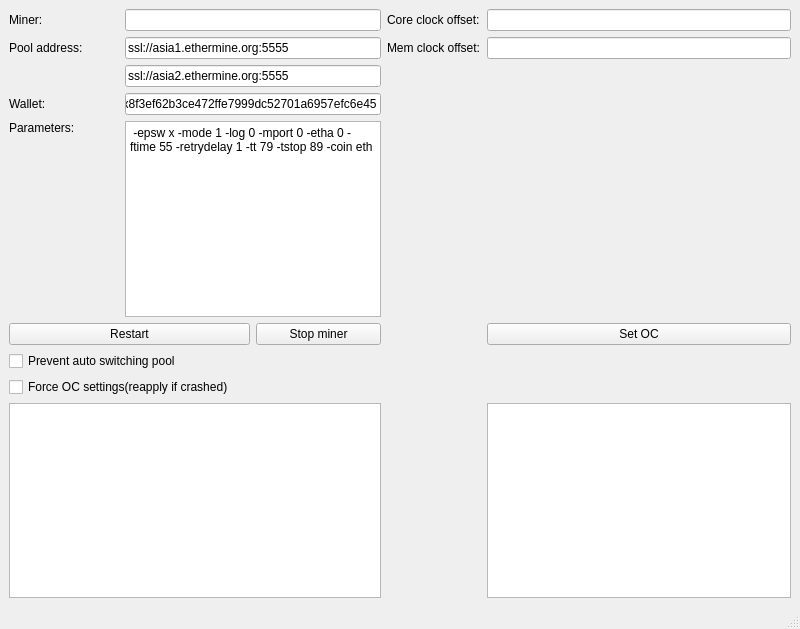
Before: the Qt Designer form MinerMan/mainwindow.ui in kimphg/SmartGear, drawn with Qt 5.
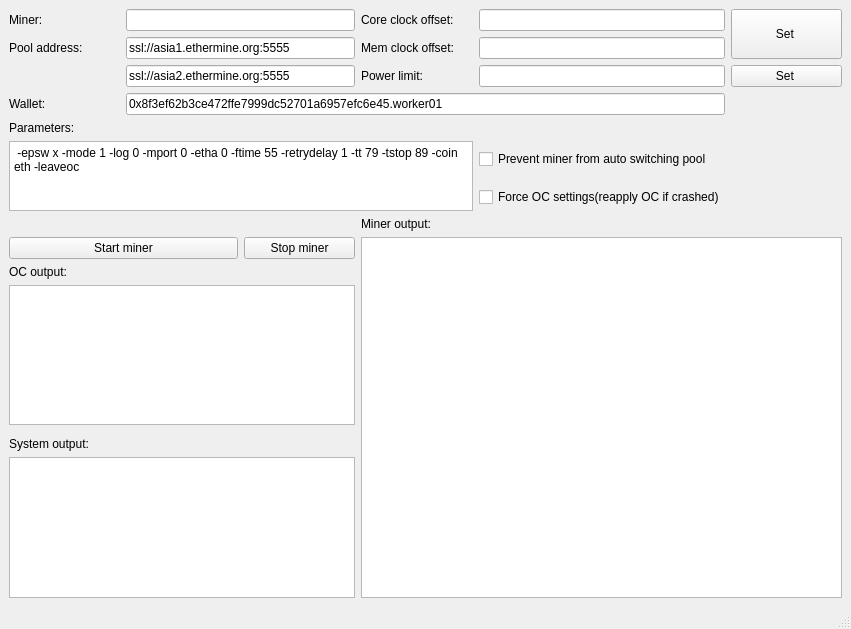
After: the same form once the commit is applied.

What changed in the file:
```diff
--- a/MinerMan/mainwindow.ui
+++ b/MinerMan/mainwindow.ui
@@ -6,7 +6,7 @@
    <rect>
     <x>0</x>
     <y>0</y>
-    <width>800</width>
+    <width>851</width>
     <height>629</height>
    </rect>
   </property>
@@ -15,61 +15,6 @@
   </property>
   <widget class="QWidget" name="centralwidget">
    <layout class="QGridLayout" name="gridLayout">
-    <item row="0" column="0">
-     <widget class="QLabel" name="label_4">
-      <property name="text">
-       <string>Miner:</string>
-      </property>
-     </widget>
-    </item>
-    <item row="5" column="0" colspan="2">
-     <widget class="QPushButton" name="pushButton">
-      <property name="text">
-       <string>Restart</string>
-      </property>
-     </widget>
-    </item>
-    <item row="6" column="0" colspan="3">
-     <widget class="QCheckBox" name="checkBox">
-      <property name="text">
-       <string>Prevent auto switching pool</string>
-      </property>
-     </widget>
-    </item>
-    <item row="7" column="0" colspan="2">
-     <widget class="QCheckBox" name="checkBox_2">
-      <property name="text">
-       <string>Force OC settings(reapply if crashed)</string>
-      </property>
-     </widget>
-    </item>
-    <item row="8" column="0" colspan="3">
-     <widget class="QPlainTextEdit" name="plainTextEdit"/>
-    </item>
-    <item row="0" column="4">
-     <widget class="QLineEdit" name="lineEdit_core"/>
-    </item>
-    <item row="5" column="2">
-     <widget class="QPushButton" name="pushButton_2">
-      <property name="text">
-       <string>Stop miner</string>
-      </property>
-     </widget>
-    </item>
-    <item row="1" column="3">
-     <widget class="QLabel" name="label_2">
-      <property name="text">
-       <string>Mem clock offset:</string>
-      </property>
-     </widget>
-    </item>
-    <item row="5" column="4">
-     <widget class="QPushButton" name="pushButton_oc">
-      <property name="text">
-       <string>Set OC</string>
-      </property>
-     </widget>
-    </item>
     <item row="0" column="3">
      <widget class="QLabel" name="label">
       <property name="text">
@@ -77,36 +22,6 @@
       </property>
      </widget>
     </item>
-    <item row="1" column="4">
-     <widget class="QLineEdit" name="lineEdit_mem"/>
-    </item>
-    <item row="8" column="4">
-     <widget class="QPlainTextEdit" name="plainTextEdit_oc"/>
-    </item>
-    <item row="0" column="1" colspan="2">
-     <widget class="QLineEdit" name="lineEdit_core_2"/>
-    </item>
-    <item row="1" column="0">
-     <widget class="QLabel" name="label_3">
-      <property name="text">
-       <string>Pool address:</string>
-      </property>
-     </widget>
-    </item>
-    <item row="1" column="1" colspan="2">
-     <widget class="QLineEdit" name="lineEdit_pool1">
-      <property name="text">
-       <string>ssl://asia1.ethermine.org:5555</string>
-      </property>
-     </widget>
-    </item>
-    <item row="4" column="1" colspan="2">
-     <widget class="QPlainTextEdit" name="plainTextEdit_params">
-      <property name="plainText">
-       <string> -epsw x -mode 1 -log 0 -mport 0 -etha 0 -ftime 55 -retrydelay 1 -tt 79 -tstop 89 -coin eth</string>
-      </property>
-     </widget>
-    </item>
     <item row="4" column="0" alignment="Qt::AlignTop">
      <widget class="QLabel" name="label_5">
       <property name="text">
@@ -114,17 +29,107 @@
       </property>
      </widget>
     </item>
+    <item row="0" column="5" rowspan="2">
+     <widget class="QPushButton" name="pushButton_oc">
+      <property name="sizePolicy">
+       <sizepolicy hsizetype="Minimum" vsizetype="Preferred">
+        <horstretch>0</horstretch>
+        <verstretch>0</verstretch>
+       </sizepolicy>
+      </property>
+      <property name="text">
+       <string>Set </string>
+      </property>
+     </widget>
+    </item>
+    <item row="1" column="0">
+     <widget class="QLabel" name="label_3">
+      <property name="text">
+       <string>Pool address:</string>
+      </property>
+     </widget>
+    </item>
+    <item row="2" column="5">
+     <widget class="QPushButton" name="pushButton_oc_power">
+      <property name="sizePolicy">
+       <sizepolicy hsizetype="Minimum" vsizetype="Preferred">
+        <horstretch>0</horstretch>
+        <verstretch>0</verstretch>
+       </sizepolicy>
+      </property>
+      <property name="text">
+       <string>Set </string>
+      </property>
+     </widget>
+    </item>
+    <item row="12" column="0">
+     <widget class="QLabel" name="label_10">
+      <property name="text">
+       <string>System output:</string>
+      </property>
+     </widget>
+    </item>
+    <item row="8" column="2">
+     <widget class="QPushButton" name="pushButton_2">
+      <property name="text">
+       <string>Stop miner</string>
+      </property>
+     </widget>
+    </item>
     <item row="2" column="1" colspan="2">
      <widget class="QLineEdit" name="lineEdit_pool2">
+      <property name="sizePolicy">
+       <sizepolicy hsizetype="Preferred" vsizetype="Fixed">
+        <horstretch>0</horstretch>
+        <verstretch>0</verstretch>
+       </sizepolicy>
+      </property>
       <property name="text">
        <string>ssl://asia2.ethermine.org:5555</string>
       </property>
      </widget>
     </item>
-    <item row="3" column="1" colspan="2">
-     <widget class="QLineEdit" name="lineEdit_wallet">
+    <item row="2" column="4">
+     <widget class="QLineEdit" name="lineEdit_mem_2">
+      <property name="sizePolicy">
+       <sizepolicy hsizetype="Minimum" vsizetype="Fixed">
+        <horstretch>0</horstretch>
+        <verstretch>0</verstretch>
+       </sizepolicy>
+      </property>
+     </widget>
+    </item>
+    <item row="1" column="1" colspan="2">
+     <widget class="QLineEdit" name="lineEdit_pool1">
       <property name="text">
-       <string>0x8f3ef62b3ce472ffe7999dc52701a6957efc6e45</string>
+       <string>ssl://asia1.ethermine.org:5555</string>
+      </property>
+     </widget>
+    </item>
+    <item row="0" column="1" colspan="2">
+     <widget class="QLineEdit" name="lineEdit_core_2"/>
+    </item>
+    <item row="9" column="0">
+     <widget class="QLabel" name="label_8">
+      <property name="text">
+       <string>OC output:</string>
+      </property>
+     </widget>
+    </item>
+    <item row="1" column="3">
+     <widget class="QLabel" name="label_2">
+      <property name="text">
+       <string>Mem clock offset:</string>
+      </property>
+     </widget>
+    </item>
+    <item row="0" column="4">
+     <widget class="QLineEdit" name="lineEdit_core">
+      <property name="sizePolicy">
+       <sizepolicy hsizetype="Minimum" vsizetype="Fixed">
+        <horstretch>0</horstretch>
+        <verstretch>0</verstretch>
+       </sizepolicy>
       </property>
      </widget>
     </item>
@@ -135,6 +140,93 @@
       </property>
      </widget>
     </item>
+    <item row="0" column="0">
+     <widget class="QLabel" name="label_4">
+      <property name="text">
+       <string>Miner:</string>
+      </property>
+     </widget>
+    </item>
+    <item row="5" column="4">
+     <widget class="QCheckBox" name="checkBox">
+      <property name="text">
+       <string>Prevent miner from auto switching pool</string>
+      </property>
+     </widget>
+    </item>
+    <item row="3" column="1" colspan="4">
+     <widget class="QLineEdit" name="lineEdit_wallet">
+      <property name="text">
+       <string>0x8f3ef62b3ce472ffe7999dc52701a6957efc6e45.worker01</string>
+      </property>
+     </widget>
+    </item>
+    <item row="2" column="3">
+     <widget class="QLabel" name="label_7">
+      <property name="text">
+       <string>Power limit:</string>
+      </property>
+     </widget>
+    </item>
+    <item row="8" column="0" colspan="2">
+     <widget class="QPushButton" name="pushButton">
+      <property name="text">
+       <string>Start miner</string>
+      </property>
+     </widget>
+    </item>
+    <item row="1" column="4">
+     <widget class="QLineEdit" name="lineEdit_mem">
+      <property name="sizePolicy">
+       <sizepolicy hsizetype="Minimum" vsizetype="Fixed">
+        <horstretch>0</horstretch>
+        <verstretch>0</verstretch>
+       </sizepolicy>
+      </property>
+     </widget>
+    </item>
+    <item row="6" column="4">
+     <widget class="QCheckBox" name="checkBox_2">
+      <property name="text">
+       <string>Force OC settings(reapply OC if crashed)</string>
+      </property>
+     </widget>
+    </item>
+    <item row="5" column="0" rowspan="2" colspan="4">
+     <widget class="QPlainTextEdit" name="plainTextEdit_params">
+      <property name="sizePolicy">
+       <sizepolicy hsizetype="Expanding" vsizetype="Preferred">
+        <horstretch>0</horstretch>
+        <verstretch>0</verstretch>
+       </sizepolicy>
+      </property>
+      <property name="maximumSize">
+       <size>
+        <width>16777215</width>
+        <height>100</height>
+       </size>
+      </property>
+      <property name="plainText">
+       <string> -epsw x -mode 1 -log 0 -mport 0 -etha 0 -ftime 55 -retrydelay 1 -tt 79 -tstop 89 -coin eth -leaveoc</string>
+      </property>
+     </widget>
+    </item>
+    <item row="10" column="0" colspan="3">
+     <widget class="QPlainTextEdit" name="plainTextEdit_oc"/>
+    </item>
+    <item row="13" column="0" colspan="3">
+     <widget class="QPlainTextEdit" name="plainTextEdit_system"/>
+    </item>
+    <item row="8" column="3" rowspan="6" colspan="3">
+     <widget class="QPlainTextEdit" name="plainTextEdit"/>
+    </item>
+    <item row="7" column="3">
+     <widget class="QLabel" name="label_9">
+      <property name="text">
+       <string>Miner output:</string>
+      </property>
+     </widget>
+    </item>
    </layout>
   </widget>
   <widget class="QStatusBar" name="statusbar"/>
```
